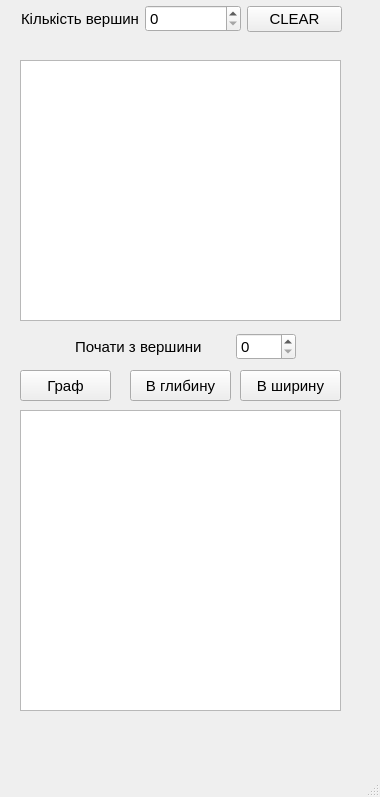
First picture: the form in mainwindow.ui, repository Gnomepman/BFS-and-DFS, before the edit.
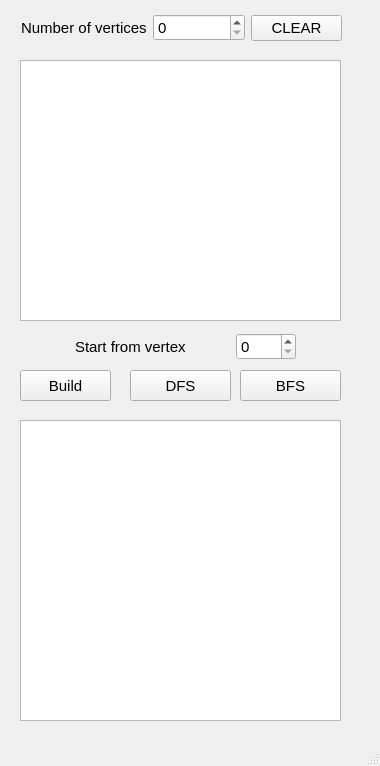
Second picture: the form after the edit.

Commit message: Translated from rus to eng, GUI fix

```diff
--- a/mainwindow.ui
+++ b/mainwindow.ui
@@ -7,7 +7,7 @@
     <x>0</x>
     <y>0</y>
     <width>380</width>
-    <height>797</height>
+    <height>766</height>
    </rect>
   </property>
   <property name="windowTitle">
@@ -30,14 +30,14 @@
      </font>
     </property>
     <property name="text">
-     <string>В глибину</string>
+     <string>DFS</string>
     </property>
    </widget>
    <widget class="QGraphicsView" name="graphicsView">
     <property name="geometry">
      <rect>
       <x>20</x>
-      <y>410</y>
+      <y>420</y>
       <width>321</width>
       <height>301</height>
      </rect>
@@ -59,7 +59,7 @@
      </font>
     </property>
     <property name="text">
-     <string>В ширину</string>
+     <string>BFS</string>
     </property>
    </widget>
    <widget class="QWidget" name="layoutWidget">
@@ -90,7 +90,7 @@
         </font>
        </property>
        <property name="text">
-        <string>Почати з вершини</string>
+        <string>Start from vertex</string>
        </property>
       </widget>
      </item>
@@ -115,7 +115,7 @@
     <property name="geometry">
      <rect>
       <x>21</x>
-      <y>1</y>
+      <y>10</y>
       <width>321</width>
       <height>36</height>
      </rect>
@@ -130,7 +130,7 @@
         </font>
        </property>
        <property name="text">
-        <string>Кількість вершин</string>
+        <string>Number of vertices</string>
        </property>
       </widget>
      </item>
@@ -193,7 +193,7 @@
      </font>
     </property>
     <property name="text">
-     <string>Граф</string>
+     <string>Build</string>
     </property>
    </widget>
   </widget>
```
The commit also changes 1 other file.
